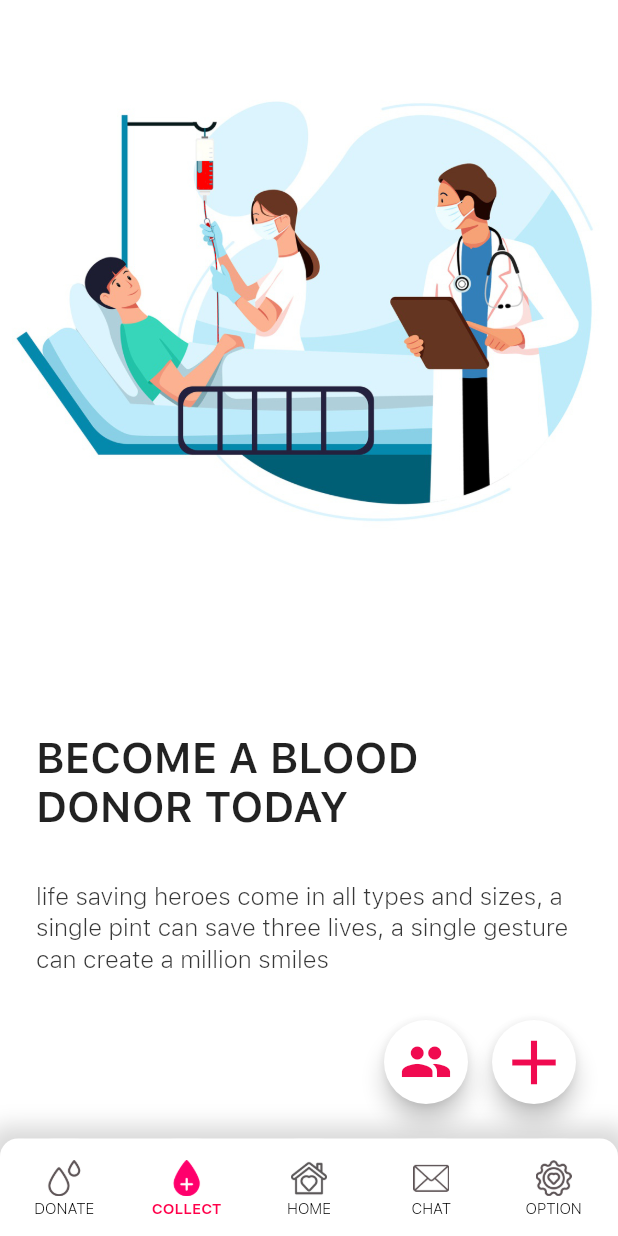
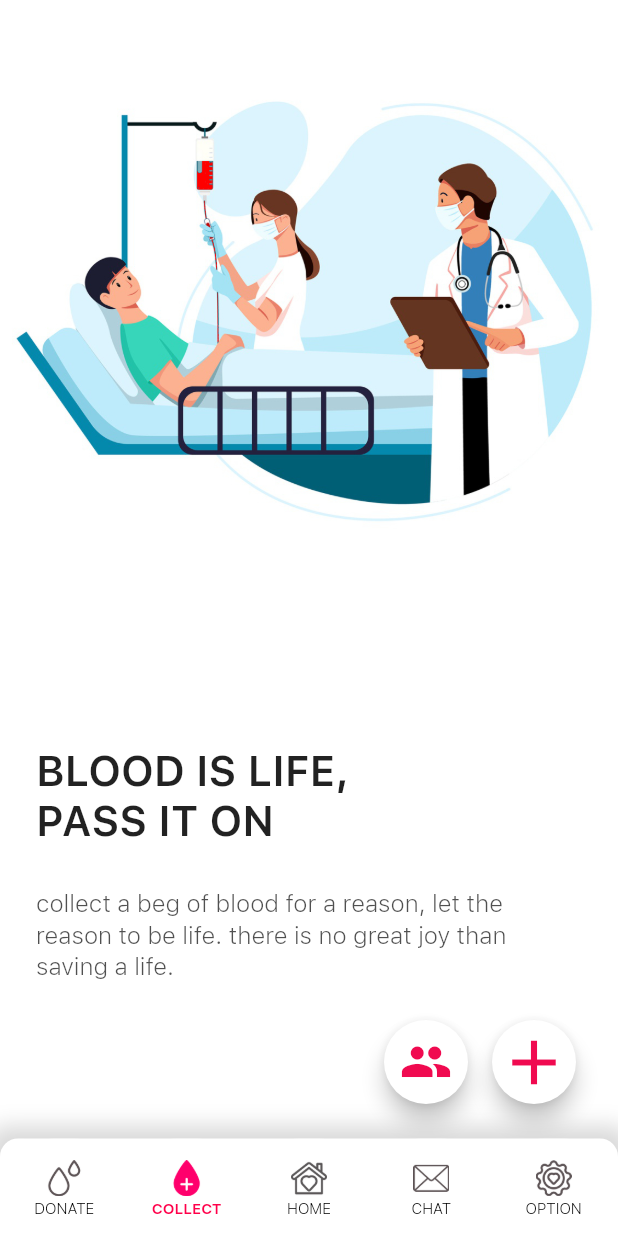
Before and after one commit to mostafizurrahman/plasma_bank, a Flutter app: the screen it shows after launch, item 2 of the bottom bar chosen, on a phone screen of 412 x 824 dp. Run offline on Flutter 3.47's test engine with Material 2 defaults, Android fonts, the light colour scheme and no system bars; our stand-ins replace camera, cloud_firestore, csv, geolocator, rxdart, shared_preferences and 1 more; missing offline and left inert: flutter_statusbarcolor; accounts and stored records are empty; network calls fail.

Commit message:
template widget

```diff
--- a/plasma_bank/lib/widgets/stateless/collector_widget.dart
+++ b/plasma_bank/lib/widgets/stateless/collector_widget.dart
@@ -45,7 +45,7 @@ class CollectorWidget extends StatelessWidget {
                 Padding(
                   padding: const EdgeInsets.only(left: 24, right: 24),
                   child: Text(
-                    'BECOME A BLOOD DONOR TODAY',
+                    'BLOOD IS LIFE,\nPASS IT ON',
                     style: TextStyle(
                       fontSize: 28,
                       fontFamily: AppStyle.fontBold,
@@ -54,13 +54,10 @@ class CollectorWidget extends StatelessWidget {
                 ),
                 Padding(
                   padding: EdgeInsets.only(
-                      top: 32, bottom: 115, left: 24, right: 24),
+                      top: 28, bottom: 110, left: 24, right: 24),
                   child: Text(
-                    'life saving heroes come in all types and sizes, a single pint can save three lives, a single gesture can create a million smiles',
-                    style: TextStyle(
-                        fontSize: 16,
-                        height: 1.3,
-                        color: Colors.black.withAlpha(200)),
+                    'collect a beg of blood for a reason, let the reason to be life. there is no great joy than saving a life.',
+                    style: TextStyle(fontSize: 16, height: 1.3, color: Colors.black.withAlpha(175)),
                   ),
                 ),
               ],
```
Also changed, not shown: plasma_bank/lib/app_utils/widget_providers.dart (+21 -0 lines), plasma_bank/lib/widgets/location_terms.dart (+9 -14 lines).
